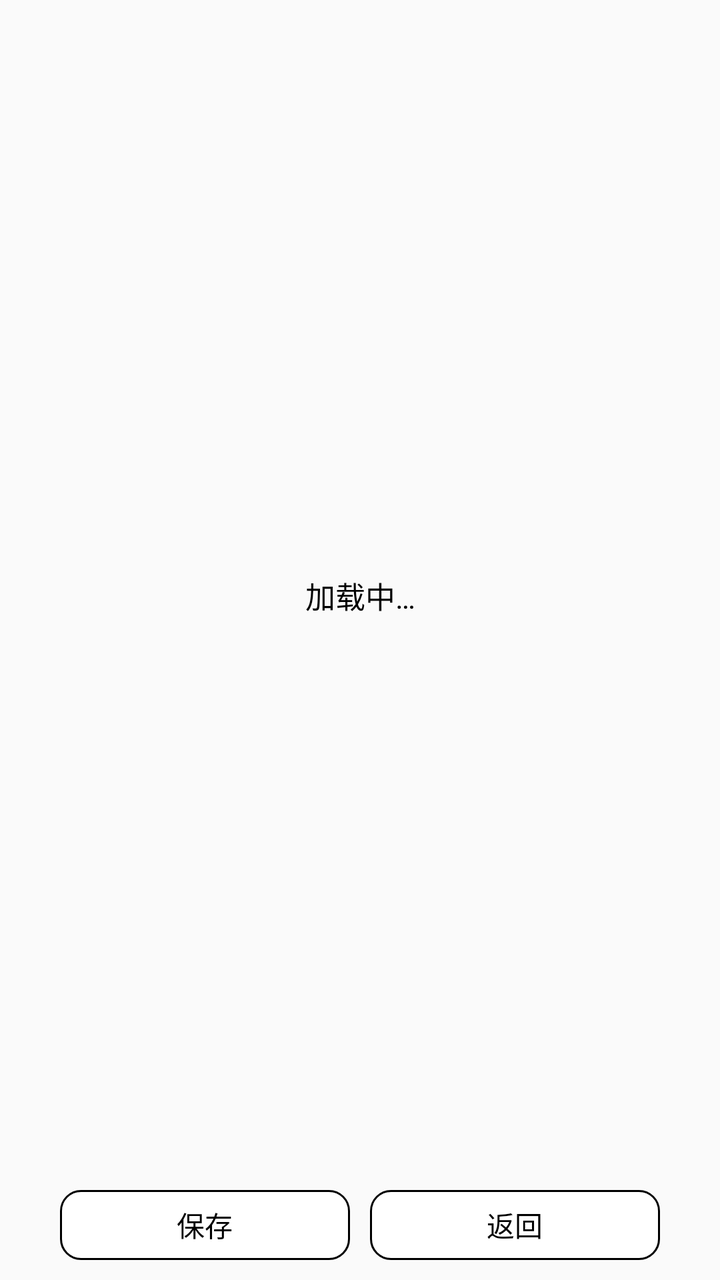
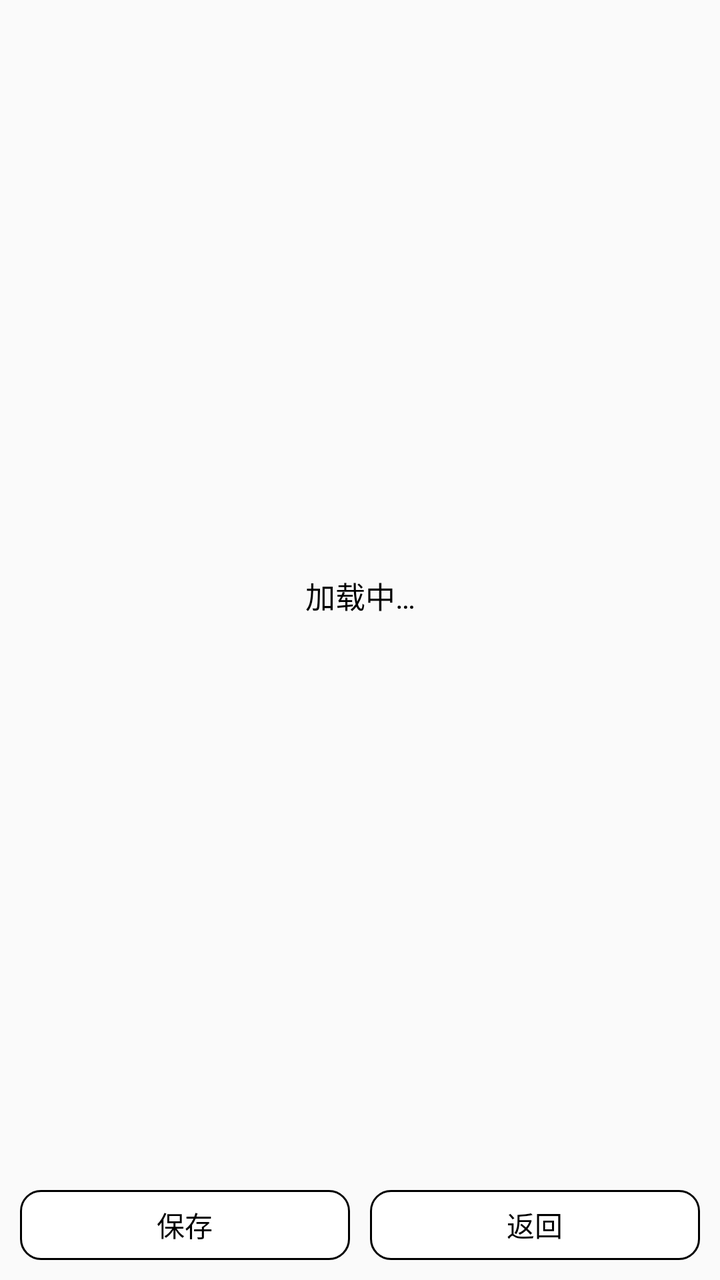

The first picture is an Android layout as it rendered before a commit; the second is the same layout after the commit. The layout source and the unified diff follow.
<!-- AndroidManifest.xml: application theme AppTheme -->
<!-- res/layout/activity_apps.xml -->
<?xml version="1.0" encoding="utf-8"?>
<layout>

    <androidx.constraintlayout.widget.ConstraintLayout xmlns:android="http://schemas.android.com/apk/res/android"
        xmlns:app="http://schemas.android.com/apk/res-auto"
        xmlns:tools="http://schemas.android.com/tools"
        android:layout_width="match_parent"
        android:layout_height="match_parent"
        android:paddingLeft="20dp"
        android:paddingRight="20dp"
        tools:context=".activity.AppsActivity">

        <Button
            android:id="@+id/btn_save"
            style="@style/defButtonStyle"
            android:layout_width="0dp"
            android:layout_marginLeft="@dimen/area_margin"
            android:layout_marginRight="5dp"
            android:layout_marginBottom="10dp"
            android:text="@string/btn_save"
            app:layout_constraintBottom_toBottomOf="parent"
            app:layout_constraintLeft_toLeftOf="parent"
            app:layout_constraintRight_toLeftOf="@id/btn_back" />

        <Button
            android:id="@+id/btn_back"
            style="@style/defButtonStyle"
            android:layout_width="0dp"
            android:layout_marginLeft="5dp"
            android:layout_marginRight="@dimen/area_margin"
            android:text="@string/btn_back"
            app:layout_constraintBottom_toBottomOf="@id/btn_save"
            app:layout_constraintLeft_toRightOf="@id/btn_save"
            app:layout_constraintRight_toRightOf="parent"
            app:layout_constraintTop_toTopOf="@id/btn_save" />

        <androidx.recyclerview.widget.RecyclerView
            android:id="@+id/rv_list"
            android:layout_width="match_parent"
            android:layout_height="0dp"
            android:layout_marginTop="10dp"
            android:layout_marginBottom="10dp"
            app:layout_constraintBottom_toTopOf="@id/btn_save"
            app:layout_constraintLeft_toLeftOf="parent"
            app:layout_constraintRight_toRightOf="parent"
            app:layout_constraintTop_toTopOf="parent" />

        <TextView
            android:id="@+id/tv_loading"
            style="@style/defTextStyle"
            android:text="@string/loading"
            app:layout_constraintLeft_toLeftOf="parent"
            app:layout_constraintRight_toRightOf="parent"
            app:layout_constraintTop_toTopOf="@id/rv_list"
            app:layout_constraintBottom_toBottomOf="@id/rv_list"/>

    </androidx.constraintlayout.widget.ConstraintLayout>
</layout>
<!-- resources referenced by this layout -->
<resources>
  <dimen name="area_margin">10dp</dimen>
  <string name="btn_back">返回</string>
  <string name="btn_save">保存</string>
  <string name="loading">加载中…</string>
  <style name="defTextStyle">
          <item name="android:layout_width">wrap_content</item>
          <item name="android:layout_height">wrap_content</item>
          <item name="android:textSize">@dimen/def_text_size</item>
          <item name="android:textColor">@drawable/text_selector</item>
      </style>
  <style name="AppTheme" parent="Theme.AppCompat.Light">
          <item name="colorPrimary">@color/black</item>
          <item name="colorPrimaryDark">@color/black</item>
          <item name="colorAccent">@color/black</item>
          <item name="actionBarStyle">@style/MyActionBar</item>
      </style>
  <!-- drawable btn_selector (drawable) -->
  <?xml version="1.0" encoding="utf-8"?>
  <selector xmlns:android="http://schemas.android.com/apk/res/android">
      <item android:drawable="@drawable/btn_disable_bg" android:state_enabled="false" />
      <item android:drawable="@drawable/btn_pressed_bg" android:state_pressed="true" />
      <item android:drawable="@drawable/btn_enable_bg" />
  </selector>
  <dimen name="def_btn_size">14sp</dimen>
  <dimen name="def_text_size">15sp</dimen>
  <!-- drawable text_selector (drawable) -->
  <?xml version="1.0" encoding="utf-8"?>
  <selector xmlns:android="http://schemas.android.com/apk/res/android">
      <item android:color="@color/disable_text" android:state_enabled="false" />
      <item android:color="@color/black" />
  </selector>
  <color name="black">#FF000000</color>
  <style name="MyActionBar" parent="Widget.AppCompat.Light.ActionBar.Solid">
          <item name="background">@color/white</item>
          <item name="titleTextStyle">@style/MyActionBarTitle</item>
      </style>
  <!-- drawable btn_disable_bg (drawable) -->
  <?xml version="1.0" encoding="utf-8"?>
  <shape xmlns:android="http://schemas.android.com/apk/res/android">
      <stroke
          android:width="@dimen/btn_bg_broder"
          android:color="@color/black" />
      <solid android:color="@color/disable_bg" />
      <corners android:radius="@dimen/btn_bg_radius" />
  </shape>
  <!-- drawable btn_pressed_bg (drawable) -->
  <?xml version="1.0" encoding="utf-8"?>
  <shape xmlns:android="http://schemas.android.com/apk/res/android">
      <stroke
          android:width="@dimen/btn_bg_broder"
          android:color="@color/black" />
      <solid android:color="@color/pressed" />
      <corners android:radius="@dimen/btn_bg_radius" />
  </shape>
  <!-- drawable btn_enable_bg (drawable) -->
  <?xml version="1.0" encoding="utf-8"?>
  <shape xmlns:android="http://schemas.android.com/apk/res/android">
      <stroke
          android:width="@dimen/btn_bg_broder"
          android:color="@color/black" />
      <solid android:color="@color/white" />
      <corners android:radius="@dimen/btn_bg_radius" />
  </shape>
  <color name="disable_text">#FFFFFFFF</color>
  <color name="white">#FFFFFFFF</color>
  <style name="MyActionBarTitle" parent="TextAppearance.AppCompat.Widget.ActionBar.Title">
          <item name="android:textColor">@color/black</item>
          <item name="android:textSize">18sp</item>
      </style>
  <dimen name="btn_bg_broder">1dp</dimen>
  <color name="disable_bg">#A8A8A8</color>
  <dimen name="btn_bg_radius">10dp</dimen>
  <color name="pressed">#E4E4E4</color>
  <!-- unchanged entries left out for length: 1 -->
</resources>

<!-- the commit's change to res/layout/activity_apps.xml (unified diff, before → after) -->
@@ -6,8 +6,6 @@
         xmlns:tools="http://schemas.android.com/tools"
         android:layout_width="match_parent"
         android:layout_height="match_parent"
-        android:paddingLeft="20dp"
-        android:paddingRight="20dp"
         tools:context=".activity.AppsActivity">
 
         <Button
@@ -40,6 +38,7 @@
             android:layout_height="0dp"
             android:layout_marginTop="10dp"
             android:layout_marginBottom="10dp"
+            android:overScrollMode="never"
             app:layout_constraintBottom_toTopOf="@id/btn_save"
             app:layout_constraintLeft_toLeftOf="parent"
             app:layout_constraintRight_toRightOf="parent"
<!-- resource entries referenced after the edit -->
@@ -14,6 +14,10 @@
           <item name="colorPrimary">@color/black</item>
           <item name="colorPrimaryDark">@color/black</item>
           <item name="colorAccent">@color/black</item>
+          
+          <item name="colorControlHighlight">@android:color/transparent</item>
+          <item name="android:colorControlHighlight">@android:color/transparent</item>
+          <item name="checkboxStyle">@style/NoAnimCheckBox</item>
           <item name="actionBarStyle">@style/MyActionBar</item>
       </style>
   <!-- drawable btn_selector (drawable) -->
@@ -32,6 +36,10 @@
       <item android:color="@color/black" />
   </selector>
   <color name="black">#FF000000</color>
+  <style name="NoAnimCheckBox" parent="Widget.AppCompat.CompoundButton.CheckBox">
+          <item name="android:background">@android:color/transparent</item>
+          <item name="android:foreground">@null</item>
+      </style>
   <style name="MyActionBar" parent="Widget.AppCompat.Light.ActionBar.Solid">
           <item name="background">@color/white</item>
           <item name="titleTextStyle">@style/MyActionBarTitle</item>
